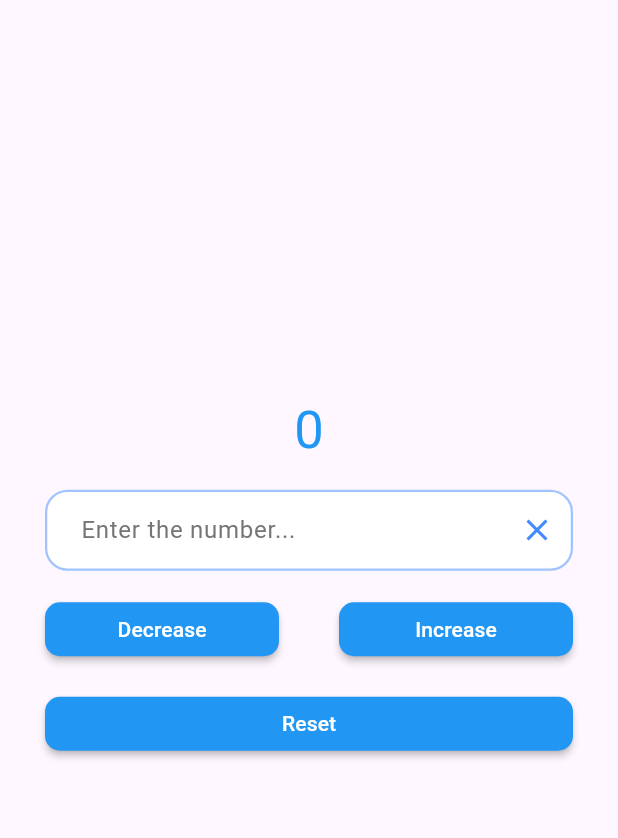
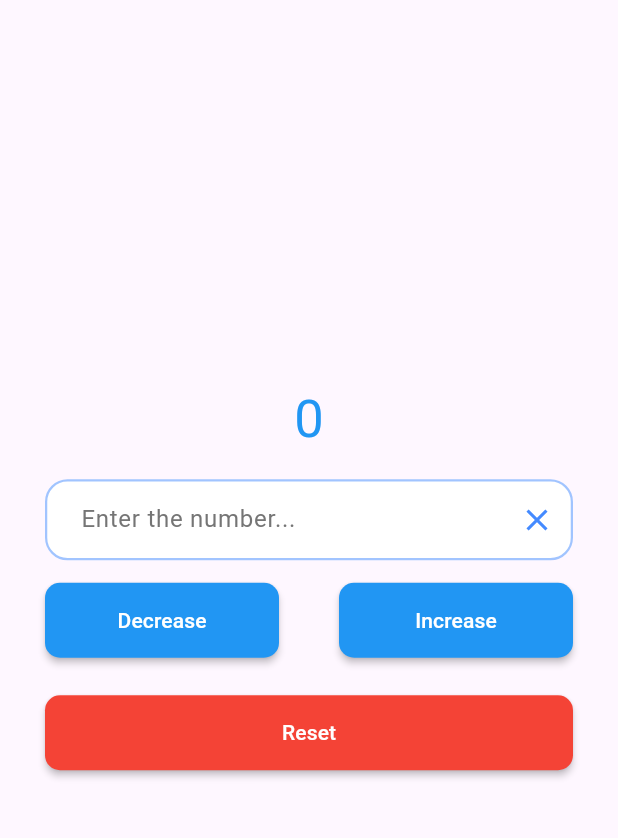
Before and after one commit to mrezk319/CounterApp, a Flutter app: the screen it shows after launch, after a tap on "Reset", on a phone screen of 412 x 824 dp, the part 84-922 px from its top. Run offline on Flutter 3.47's test engine with Material 3 defaults, Android fonts, the phone set to English and light mode, and no system bars; our stand-ins replace bloc, equatable, flutter_bloc.

Commit message:
some edits

```diff
--- a/lib/cubit/counter_state.dart
+++ b/lib/cubit/counter_state.dart
@@ -9,7 +9,7 @@ class CounterState extends Equatable {
     return CounterState(numberValue: numberValue ?? this.numberValue);
   }
 
-  CounterState reset({int? numberValue}) {
+  CounterState reset() {
     return const CounterState(numberValue: 0);
   }
 
--- a/lib/view/counter_screen.dart
+++ b/lib/view/counter_screen.dart
@@ -49,10 +49,8 @@ class CounterScreen extends StatelessWidget {
               BlocBuilder<CounterCubit, CounterState>(
                 builder: (context, state) {
                   return Row(
-                    mainAxisAlignment: MainAxisAlignment.spaceBetween,
                     children: [
                       CustomButton(
-                          textFieldController: textFieldController,
                           onTap: () {
                             if (textFieldController.value.text.isNotEmpty) {
                               context.read<CounterCubit>().decreaseNumber(
@@ -65,7 +63,6 @@ class CounterScreen extends StatelessWidget {
                         width: 40,
                       ),
                       CustomButton(
-                          textFieldController: textFieldController,
                           onTap: () {
                             if (textFieldController.value.text.isNotEmpty) {
                               context.read<CounterCubit>().increaseNumber(
@@ -79,17 +76,17 @@ class CounterScreen extends StatelessWidget {
                 },
               ),
               const SizedBox(
-                height: 15,
+                height: 25,
               ),
               BlocBuilder<CounterCubit, CounterState>(
                 builder: (context, state) {
                   return Row(
                     children: [
                       CustomButton(
-                          textFieldController: textFieldController,
                           onTap: () {
+                            context.read<CounterCubit>().reset();
                             if (textFieldController.value.text.isNotEmpty) {
-                              context.read<CounterCubit>().reset();
+                              textFieldController.clear();
                             }
                           },
                           title: "Reset"),
--- a/lib/view/widgets/custm_text_field.dart
+++ b/lib/view/widgets/custm_text_field.dart
@@ -1,4 +1,5 @@
 import 'package:flutter/material.dart';
+import 'package:flutter/services.dart';
 
 class CustomTextField extends StatelessWidget {
   const CustomTextField({super.key, this.textFieldController});
@@ -10,6 +11,10 @@ class CustomTextField extends StatelessWidget {
     return TextField(
       controller: textFieldController,
       keyboardType: TextInputType.number,
+      inputFormatters: [
+        LengthLimitingTextInputFormatter(6),
+        FilteringTextInputFormatter.digitsOnly,
+      ],
       decoration: InputDecoration(
         hintText: "Enter the number...",
         hintStyle: TextStyle(color: Colors.grey[600]),
--- a/lib/view/widgets/custom_button.dart
+++ b/lib/view/widgets/custom_button.dart
@@ -4,33 +4,29 @@ import 'package:flutter/material.dart';
 import 'package:flutter_bloc/flutter_bloc.dart';
 
 class CustomButton extends StatelessWidget {
-  const CustomButton(
-      {super.key, required this.textFieldController, this.onTap, this.title});
+  const CustomButton({super.key, this.onTap, this.title});
 
-  final TextEditingController textFieldController;
   final Function? onTap;
   final String? title;
 
   @override
   Widget build(BuildContext context) {
-    return BlocBuilder<CounterCubit, CounterState>(
-      builder: (context, state) {
-        var cubit = context.read<CounterCubit>();
     return Expanded(
       child: MaterialButton(
+        height: 50,
         onPressed: () {
           onTap!();
         },
         shape:
         RoundedRectangleBorder(borderRadius: BorderRadius.circular(10)),
-            color: Colors.blue,
+        color: title?.toLowerCase().contains('reset') ?? false
+            ? Colors.red
+            : Colors.blue,
         child: Text(
           title.toString(),
           style: const TextStyle(color: Colors.white),
         ),
       ),
     );
-      },
-    );
   }
 }
```
Lines whose indentation alone changed are shown as unchanged.
